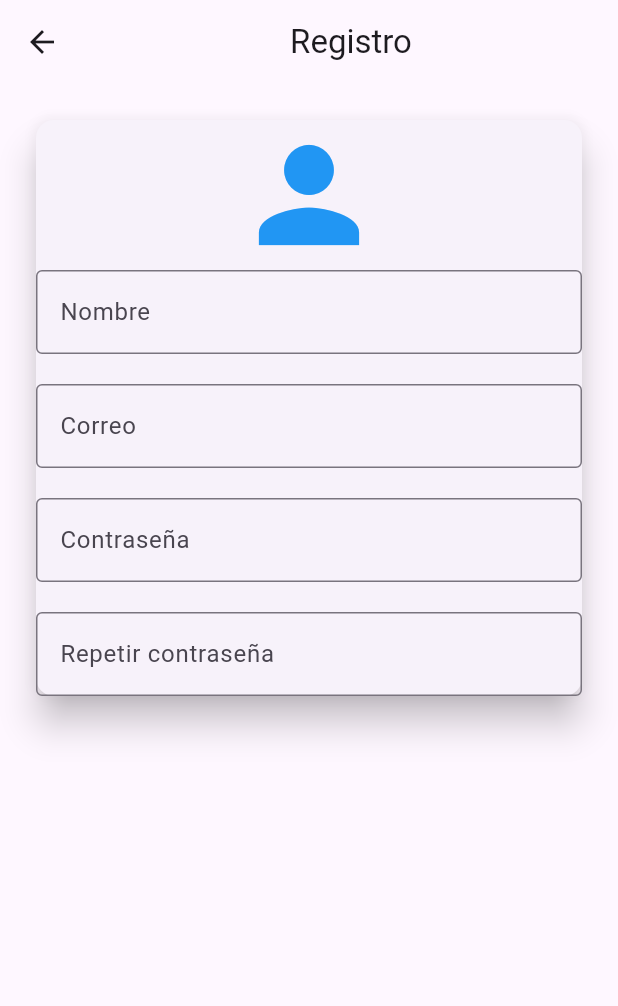
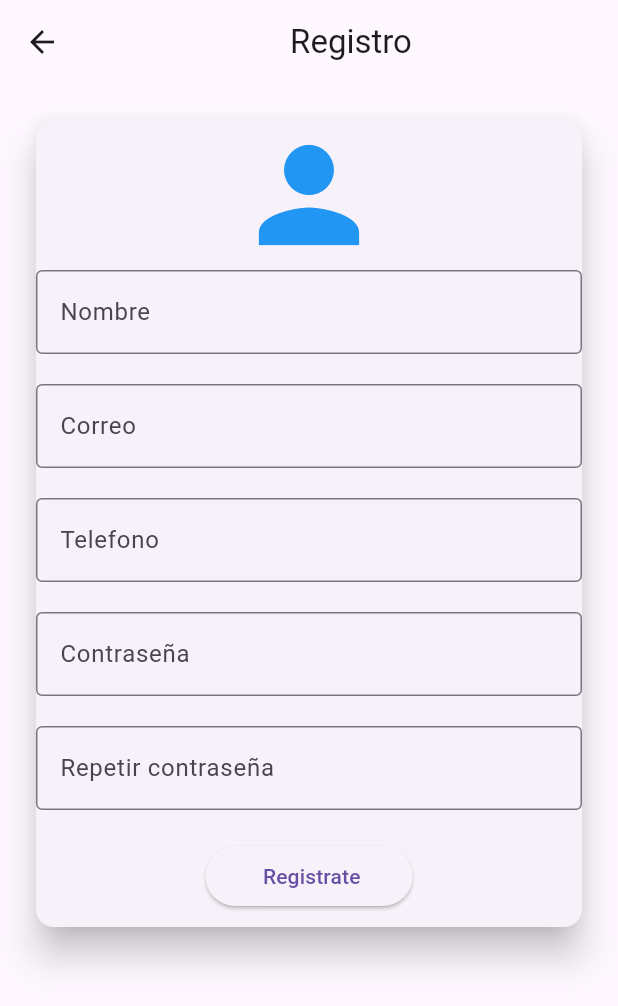
Before and after one commit to MelvinMajano/Ap_Autenticacion, a Flutter app: the RegistroPage screen opened by its route, on a phone screen of 412 x 824 dp. Shown: the top 1006 px of the screen. Run offline on Flutter 3.47's test engine with Material 3 defaults, Android fonts, the phone set to English and light mode, and no system bars.

Commit message:
Aplicacion de RegistroValidacion

```diff
--- a/lib/pantallas/registro_page.dart
+++ b/lib/pantallas/registro_page.dart
@@ -5,10 +5,11 @@ class RegistroPage extends StatelessWidget {
 
   final TextEditingController controllerNombre = TextEditingController();
   final TextEditingController controllerCorreo = TextEditingController();
+  final TextEditingController controllertelefono = TextEditingController();
   final TextEditingController controllerContrasenia = TextEditingController();
   final TextEditingController controllerContrasenia2 = TextEditingController();
 
-
+  final formkey = GlobalKey<FormState>();
   @override
   Widget build(BuildContext context) {
     return  Scaffold(
@@ -20,16 +21,94 @@ class RegistroPage extends StatelessWidget {
         child: Card(
           elevation: 10,
           child: Form(
+            key: formkey, //Llave para el formulario
             child: Column(
               children: [
               const Icon(Icons.person, size: 100, color: Colors.blue,),
-              InputItem(controller: controllerNombre,labelText: "Nombre",hintText: "Escribe tu nombre",),
+              InputItem(
+                controller: controllerNombre,labelText: "Nombre",
+                hintText: "Escribe tu nombre",
+                ),
               const Padding(padding:  EdgeInsets.all(10)),
-              InputItem(controller: controllerCorreo,labelText:"Correo",hintText: "Escribe tu correo electrónico"),
+              InputItem(
+               controller: controllerCorreo,labelText:"Correo"
+              ,hintText: "Escribe tu correo electrónico",
+              ),
               const Padding(padding:  EdgeInsets.all(10)),
-              InputItem(controller: controllerContrasenia, labelText: "Contraseña",hintText: "Escribe tu contraseña"),
+              InputItem(controller: controllertelefono, labelText: "Telefono",
+              hintText: "Escribe tu telefono",),
               const Padding(padding:  EdgeInsets.all(10)),
-              InputItem(controller: controllerContrasenia2, labelText: "Repetir contraseña",hintText: "Confirma tu contraseña"),
+              InputItem(
+              controller: controllerContrasenia, labelText: "Contraseña",
+              hintText: "Escribe tu contraseña",
+              ),
+              const Padding(padding:  EdgeInsets.all(10)),
+              InputItem(
+                controller: controllerContrasenia2, labelText: "Repetir contraseña",
+                hintText: "Confirma tu contraseña",
+
+                ),
+                const Padding(padding:  EdgeInsets.all(10)),
+                ElevatedButton(
+                  onPressed: (){
+
+                    final nombre= controllerNombre.text;
+                    final correo= controllerCorreo.text;
+                    final telefeno = controllertelefono.text;
+                    final contrasenia= controllerContrasenia.text;
+                    final contrasenia2= controllerContrasenia2.text;
+
+
+                    if(nombre.isEmpty){
+                      ScaffoldMessenger.of(context).showSnackBar(
+                        const SnackBar(content: Text("El nombre no puede estar vacío"))
+                      );
+                      return;
+                    }
+
+                    if(correo.isEmpty){
+                      ScaffoldMessenger.of(context).showSnackBar(
+                        const SnackBar(content: Text("El correo no puede estar vacío"))
+                      );
+                      return;
+                    }
+
+                   if(telefeno.isEmpty){
+                      ScaffoldMessenger.of(context).showSnackBar(
+                        const SnackBar(content: Text("El telefono no puede estar vacío"))
+                      );
+                      return;
+                    }
+                    if(contrasenia.isEmpty){
+                      ScaffoldMessenger.of(context).showSnackBar(
+                        const SnackBar(content: Text("La contraseña no puede estar vacía"))
+                      );
+                      return;
+                    }
+
+                    if(contrasenia2.isEmpty){
+                      ScaffoldMessenger.of(context).showSnackBar(
+                        const SnackBar(content: Text("La contraseña no puede estar vacía"))
+                      );
+                      return;
+                    }
+                      if(contrasenia == contrasenia2){
+                      print("Nombre: ${controllerNombre.text}");
+                      print("Correo: ${controllerCorreo.text}");
+                      print("Contraseña: ${controllerContrasenia.text}");
+                      print("Contraseña2: ${controllerContrasenia2.text}");
+                      return;
+                      }
+                      else{
+                        ScaffoldMessenger.of(context).showSnackBar(
+                          const SnackBar(content: Text("Las contraseñas no coinciden"))
+                        );
+                        return;
+                      }
+                  },
+                   child: const Text("    Registrate   "),
+                   ),
+                const Padding(padding:  EdgeInsets.all(5)),
                 ],
             ),
           ),
@@ -40,11 +119,13 @@ class RegistroPage extends StatelessWidget {
 }
 
 class InputItem extends StatefulWidget {
-  const InputItem({super.key, required this.controller, this.labelText, this.hintText});
+  const InputItem({super.key, required this.controller, this.labelText, this.hintText, this.validator});
 
   final TextEditingController controller;
   final String? labelText;
   final String? hintText;
+
+  final String? Function(String?)? validator;
 
   @override
   State<InputItem> createState() => _InputItemState();
@@ -54,6 +135,7 @@ class _InputItemState extends State<InputItem> {
   @override
   Widget build(BuildContext context) {
     return TextFormField(
+      validator: widget.validator,
       controller: widget.controller,
       decoration:  InputDecoration(
       labelText: widget.labelText ,
```
